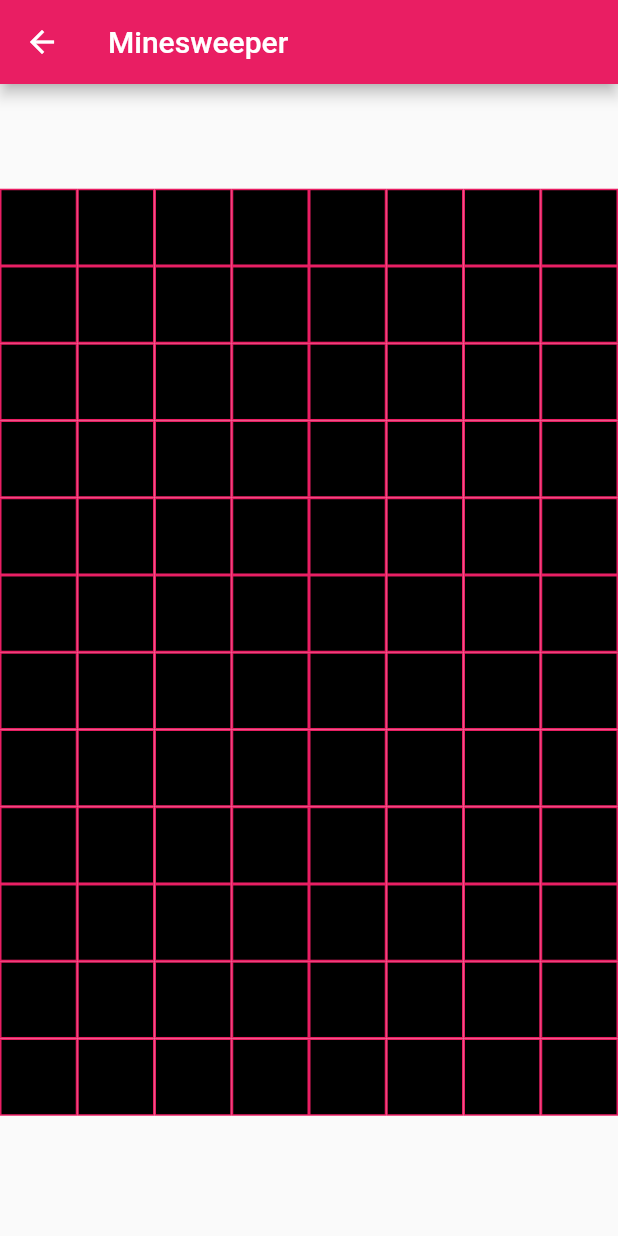
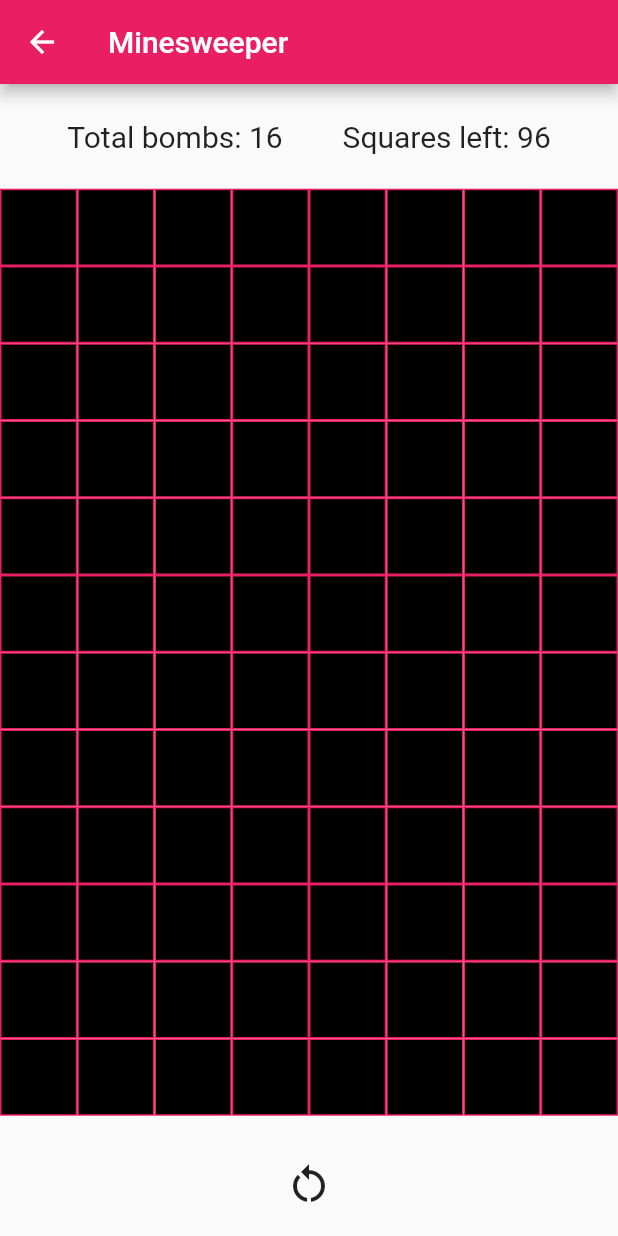
Before and after one commit to sinantomruk/fgame, a Flutter app: the MinesweeperPage screen opened by its route, on a phone screen of 412 x 824 dp. Run offline on Flutter 3.47's test engine with Material 2 defaults, Android fonts, the light colour scheme and no system bars.

Commit message:
add numbers, restart and bomb color

```diff
--- a/lib/minesweeper.dart
+++ b/lib/minesweeper.dart
@@ -51,7 +51,31 @@
         ),
         body: Column(
           children: [
-            Spacer(),
+            Expanded(
+              child: Row(
+                mainAxisAlignment: MainAxisAlignment.center,
+                children: [
+                  Padding(
+                    padding: const EdgeInsets.fromLTRB(0, 0, 20, 0),
+                    child: Text(
+                      "Total bombs: ${this.bombNumber}",
+                      style: TextStyle(
+                        fontSize: 20,
+                      ),
+                    ),
+                  ),
+                  Padding(
+                    padding: const EdgeInsets.fromLTRB(20, 0, 0, 0),
+                    child: Text(
+                      "Squares left: ${this.squaresLeft}",
+                      style: TextStyle(
+                        fontSize: 20,
+                      ),
+                    ),
+                  ),
+                ],
+              ),
+            ),
             Expanded(
               flex: 9,
               child: GridView.builder(
@@ -73,7 +97,9 @@
                     },
                     child: Container(
                       decoration: BoxDecoration(
-                        color: sqr.isOpened ? Colors.deepPurple : Colors.black,
+                        color: !sqr.isOpened
+                            ? Colors.black
+                            : (sqr.hasBomb ? Colors.red : Colors.deepPurple),
                         border: Border.all(
                           color: Theme.of(context).colorScheme.secondary,
                         ),
@@ -86,7 +112,13 @@
                 },
               ),
             ),
-            Spacer(),
+            Expanded(
+              child: IconButton(
+                onPressed: this._clearBoard,
+                icon: Icon(Icons.restart_alt),
+                iconSize: 32,
+              ),
+            ),
           ],
         ),
       ),
@@ -264,23 +296,12 @@
 
   void _showDialog(bool isWin) {
     showDialog(
-      barrierDismissible: false,
+      barrierDismissible: true,
       context: context,
       builder: (BuildContext context) {
         return AlertDialog(
           title: isWin ? Text("You won!!!!") : Text("You lost!!"),
-          actions: [
-            TextButton(
-              child: Text(
-                "Play Again",
-                style: TextStyle(color: Colors.pink),
-              ),
-              onPressed: () {
-                this._clearBoard();
-                Navigator.of(context).pop();
-              },
-            )
-          ],
+          actions: [],
         );
       },
     );
```
